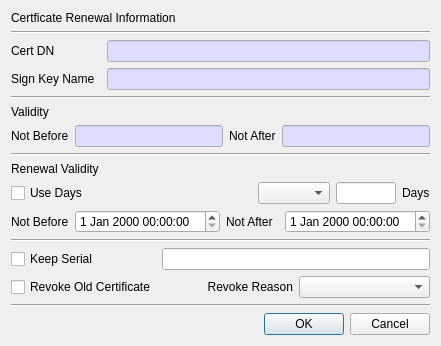
This is CertMan/renew_cert_dlg.ui in jykim74/CertMan as Qt 5 draws it before an edit. The edited form follows.
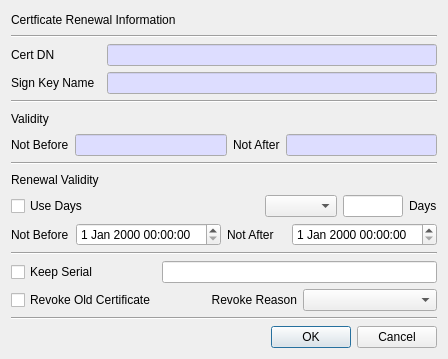
This is the edited form.

What changed in the file:
```diff
--- a/CertMan/renew_cert_dlg.ui
+++ b/CertMan/renew_cert_dlg.ui
@@ -6,8 +6,8 @@
    <rect>
     <x>0</x>
     <y>0</y>
-    <width>441</width>
-    <height>332</height>
+    <width>448</width>
+    <height>359</height>
    </rect>
   </property>
   <property name="windowTitle">
```
Left out of the diff: 2 changed lines with no effect on the pictures.
